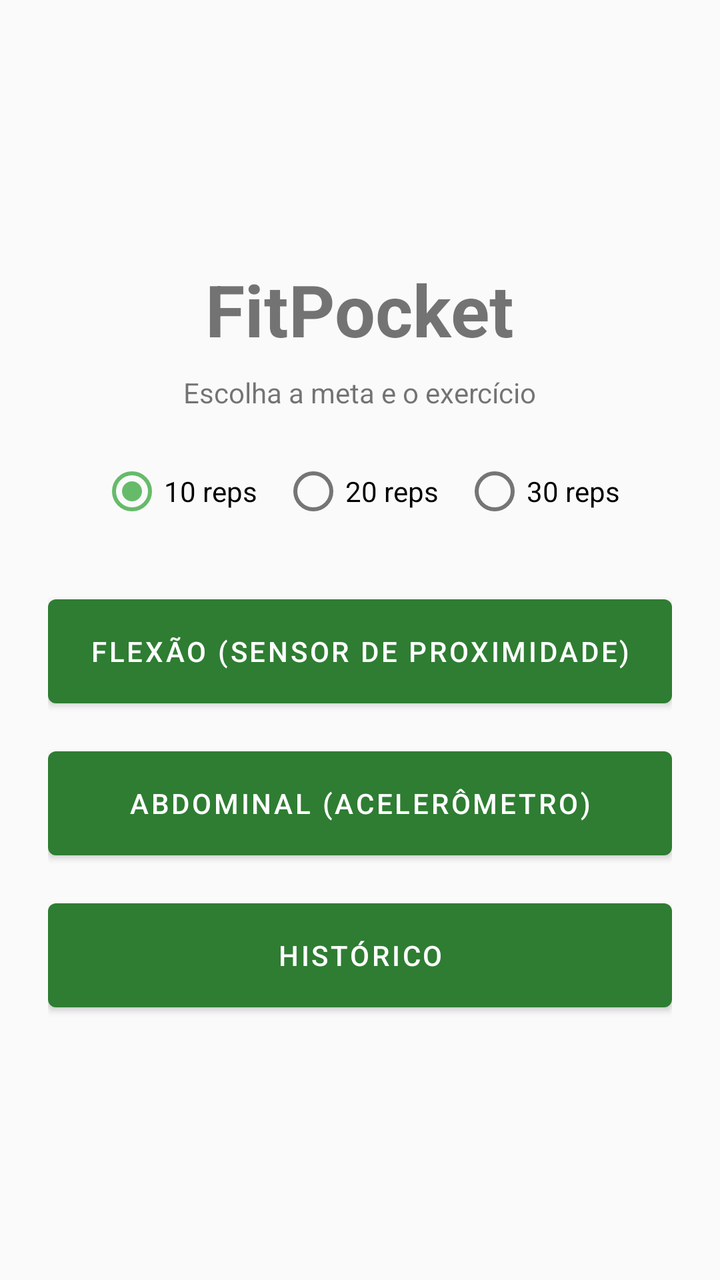
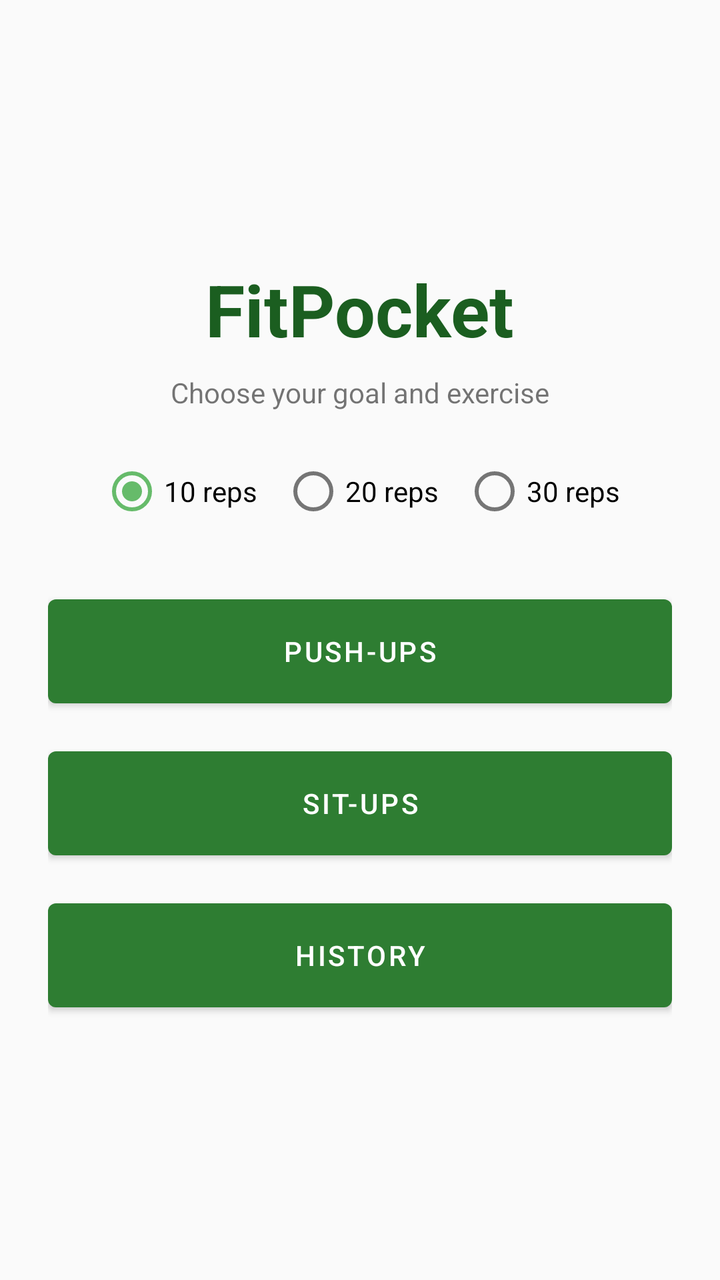

Two renders of the same Android screen: before a commit and after it. Below are the layout's source before the change and the commit's diff.
<!-- AndroidManifest.xml: application theme Theme.FitPocket -->
<!-- res/layout/activity_menu.xml -->
<?xml version="1.0" encoding="utf-8"?>
<LinearLayout xmlns:android="http://schemas.android.com/apk/res/android"
    android:id="@+id/menuRoot"
    android:layout_width="match_parent"
    android:layout_height="match_parent"
    android:gravity="center"
    android:orientation="vertical"
    android:padding="24dp">

    <TextView
        android:layout_width="wrap_content"
        android:layout_height="wrap_content"
        android:text="FitPocket"
        android:textSize="36sp"
        android:textStyle="bold" />

    <TextView
        android:layout_width="wrap_content"
        android:layout_height="wrap_content"
        android:layout_marginTop="8dp"
        android:text="Escolha a meta e o exercício" />

    <RadioGroup
        android:id="@+id/goalGroup"
        android:layout_width="wrap_content"
        android:layout_height="wrap_content"
        android:layout_marginTop="16dp"
        android:orientation="horizontal">

        <RadioButton
            android:id="@+id/goal10"
            android:layout_width="wrap_content"
            android:layout_height="wrap_content"
            android:checked="true"
            android:text="10 reps" />

        <RadioButton
            android:id="@+id/goal20"
            android:layout_width="wrap_content"
            android:layout_height="wrap_content"
            android:layout_marginStart="12dp"
            android:text="20 reps" />

        <RadioButton
            android:id="@+id/goal30"
            android:layout_width="wrap_content"
            android:layout_height="wrap_content"
            android:layout_marginStart="12dp"
            android:text="30 reps" />
    </RadioGroup>

    <Button
        android:id="@+id/btnPushUp"
        android:layout_width="match_parent"
        android:layout_height="64dp"
        android:layout_marginTop="24dp"
        android:text="Flexão (sensor de proximidade)" />

    <Button
        android:id="@+id/btnSitUp"
        android:layout_width="match_parent"
        android:layout_height="64dp"
        android:layout_marginTop="12dp"
        android:text="Abdominal (acelerômetro)" />

    <Button
        android:id="@+id/btnHistory"
        android:layout_width="match_parent"
        android:layout_height="64dp"
        android:layout_marginTop="12dp"
        android:text="Histórico" />
</LinearLayout>
<!-- resources referenced by this layout -->
<resources>
  <style name="Theme.FitPocket" parent="Theme.MaterialComponents.DayNight.NoActionBar">
          <item name="colorPrimary">@color/primary</item>
          <item name="colorPrimaryDark">@color/primary_dark</item>
          <item name="colorAccent">@color/accent</item>
          <item name="android:statusBarColor">@color/primary_dark</item>
          <item name="android:windowBackground">@color/background</item>
      </style>
  <color name="primary">#2E7D32</color>
  <color name="primary_dark">#1B5E20</color>
  <color name="accent">#66BB6A</color>
  <color name="background">#FAFAFA</color>
</resources>

<!-- the commit's change to res/layout/activity_menu.xml (unified diff, before → after) -->
@@ -11,6 +11,7 @@
         android:layout_width="wrap_content"
         android:layout_height="wrap_content"
         android:text="FitPocket"
+        android:textColor="@color/primary_dark"
         android:textSize="36sp"
         android:textStyle="bold" />
 
@@ -18,7 +19,7 @@
         android:layout_width="wrap_content"
         android:layout_height="wrap_content"
         android:layout_marginTop="8dp"
-        android:text="Escolha a meta e o exercício" />
+        android:text="Choose your goal and exercise" />
 
     <RadioGroup
         android:id="@+id/goalGroup"
@@ -54,19 +55,19 @@
         android:layout_width="match_parent"
         android:layout_height="64dp"
         android:layout_marginTop="24dp"
-        android:text="Flexão (sensor de proximidade)" />
+        android:text="Push-ups" />
 
     <Button
         android:id="@+id/btnSitUp"
         android:layout_width="match_parent"
         android:layout_height="64dp"
         android:layout_marginTop="12dp"
-        android:text="Abdominal (acelerômetro)" />
+        android:text="Sit-ups" />
 
     <Button
         android:id="@+id/btnHistory"
         android:layout_width="match_parent"
         android:layout_height="64dp"
         android:layout_marginTop="12dp"
-        android:text="Histórico" />
+        android:text="History" />
 </LinearLayout>
<!-- resource entries referenced after the edit -->
@@ -1,6 +1,6 @@
 <!-- resources referenced by this layout -->
 <resources>
-  <style name="Theme.FitPocket" parent="Theme.MaterialComponents.DayNight.NoActionBar">
+  <style name="Theme.FitPocket" parent="Theme.MaterialComponents.Light.NoActionBar">
           <item name="colorPrimary">@color/primary</item>
           <item name="colorPrimaryDark">@color/primary_dark</item>
           <item name="colorAccent">@color/accent</item>
